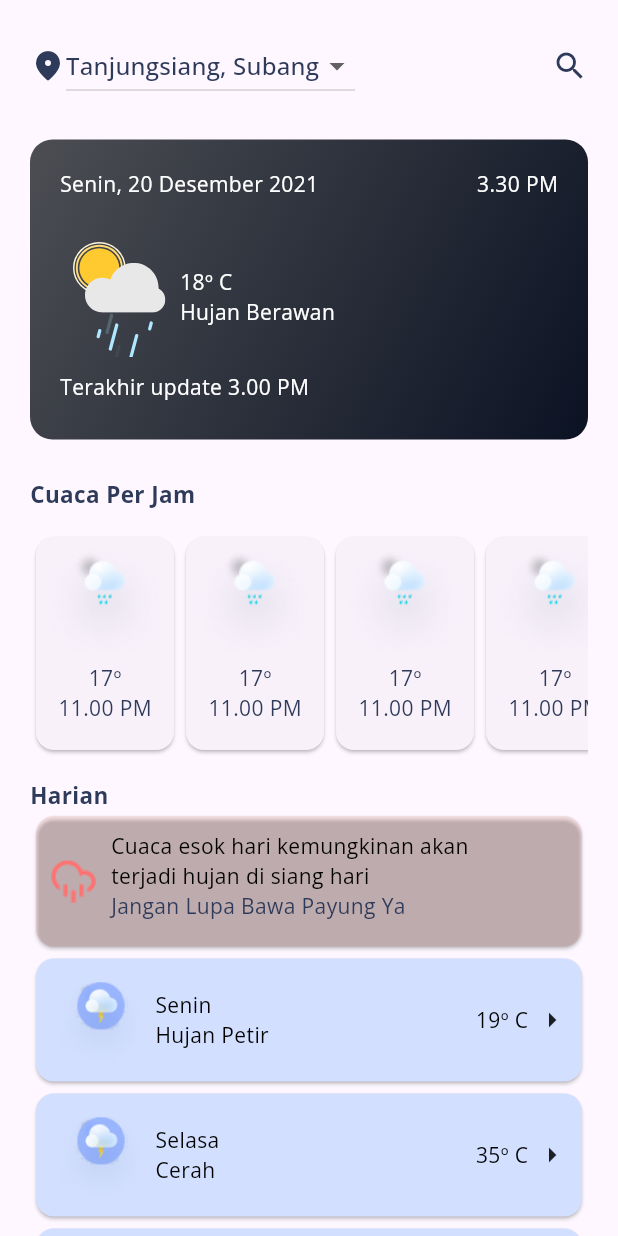
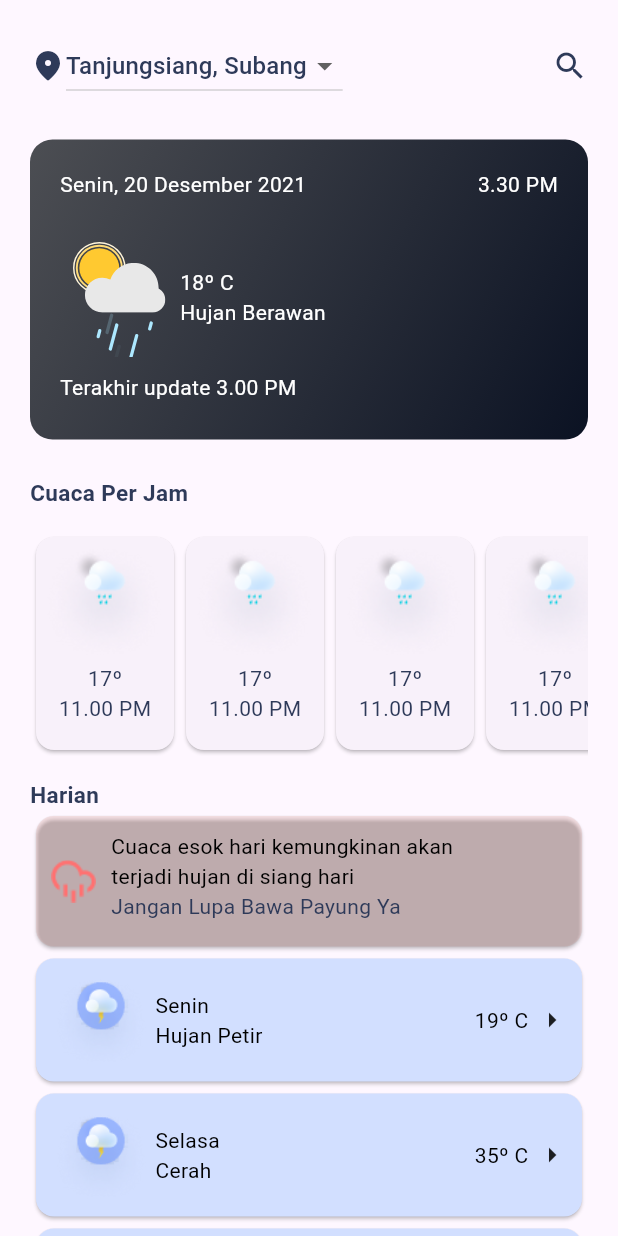
Before and after one commit to rifatkautsar/Skycast, a Flutter app: the screen it shows after launch, on a phone screen of 412 x 824 dp. Run offline on Flutter 3.47's test engine with Material 2 defaults, Android fonts, the phone set to English and light mode, and no system bars; our stand-ins replace get, google_fonts, lottie.

Commit message:
Removing unused comment

```diff
--- a/lib/main.dart
+++ b/lib/main.dart
@@ -10,31 +10,16 @@ void main() {
 class MyApp extends StatelessWidget {
   const MyApp({super.key});
 
-  // This widget is the root of your application.
   @override
   Widget build(BuildContext context) {
     return GetMaterialApp(
       title: 'Flutter Demo',
+      debugShowCheckedModeBanner: false,
       theme: ThemeData(
-        // This is the theme of your application.
-        //
-        // TRY THIS: Try running your application with "flutter run". You'll see
-        // the application has a blue toolbar. Then, without quitting the app,
-        // try changing the seedColor in the colorScheme below to Colors.green
-        // and then invoke "hot reload" (save your changes or press the "hot
-        // reload" button in a Flutter-supported IDE, or press "r" if you used
-        // the command line to start the app).
-        //
-        // Notice that the counter didn't reset back to zero; the application
-        // state is not lost during the reload. To reset the state, use hot
-        // restart instead.
-        //
-        // This works for code too, not just values: Most code changes can be
-        // tested with just a hot reload.
         colorScheme: ColorScheme.fromSeed(seedColor: Colors.deepPurple),
         useMaterial3: true,
         textTheme:
-            GoogleFonts.openSansTextTheme().apply(bodyColor: Colors.white),
+            GoogleFonts.robotoTextTheme().apply(bodyColor: Colors.white),
       ),
       home: const HomeView(),
     );
```
